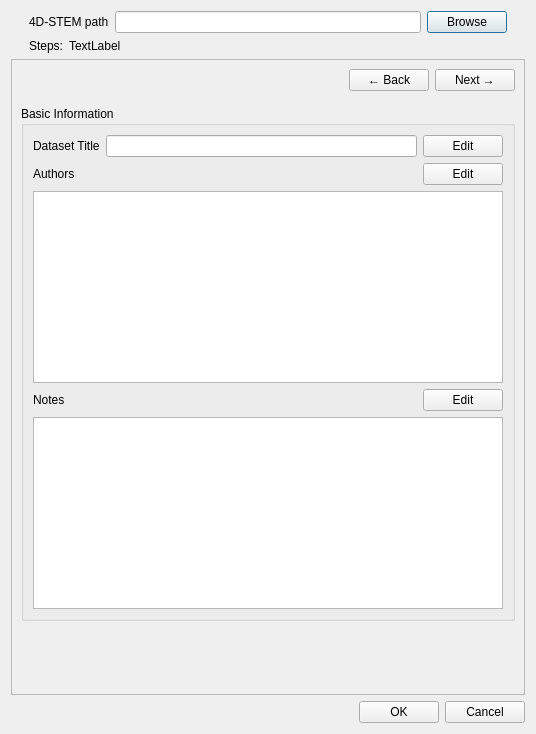
First picture: the form in FourDExplorer/ui/uiDialogEditParaFourDSTEM.ui, repository ManifoldsHu/FourDExplorer, before the edit.
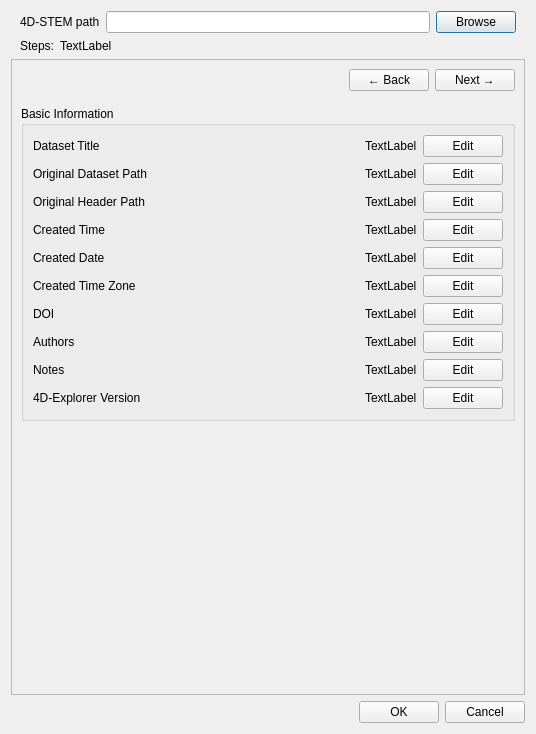
Second picture: the form after the edit. The open tabs and pages were chosen to show the change.

Commit message: implement DialogEditParaFourDSTEM

```diff
--- a/FourDExplorer/ui/uiDialogEditParaFourDSTEM.ui
+++ b/FourDExplorer/ui/uiDialogEditParaFourDSTEM.ui
@@ -17,10 +17,10 @@
    <item>
     <layout class="QHBoxLayout" name="horizontalLayout_56">
      <property name="leftMargin">
-      <number>18</number>
+      <number>9</number>
      </property>
      <property name="rightMargin">
-      <number>18</number>
+      <number>9</number>
      </property>
      <item>
       <widget class="QLabel" name="label_71">
@@ -44,10 +44,10 @@
    <item>
     <layout class="QHBoxLayout" name="horizontalLayout_3">
      <property name="leftMargin">
-      <number>18</number>
+      <number>9</number>
      </property>
      <property name="rightMargin">
-      <number>18</number>
+      <number>9</number>
      </property>
      <item>
       <widget class="QLabel" name="label">
@@ -149,10 +149,27 @@
                  </widget>
                 </item>
                 <item>
-                 <widget class="QLineEdit" name="lineEdit_dataset_title"/>
+                 <spacer name="horizontalSpacer_58">
+                  <property name="orientation">
+                   <enum>Qt::Horizontal</enum>
+                  </property>
+                  <property name="sizeHint" stdset="0">
+                   <size>
+                    <width>40</width>
+                    <height>20</height>
+                   </size>
+                  </property>
+                 </spacer>
                 </item>
                 <item>
-                 <widget class="QPushButton" name="pushButton_edit_dataset_title">
+                 <widget class="QLabel" name="label_general_title">
+                  <property name="text">
+                   <string>TextLabel</string>
+                  </property>
+                 </widget>
+                </item>
+                <item>
+                 <widget class="QPushButton" name="pushButton_edit_general_title">
                   <property name="text">
                    <string>Edit</string>
                   </property>
@@ -163,6 +180,234 @@
               <item>
                <layout class="QHBoxLayout" name="horizontalLayout_5">
                 <item>
+                 <widget class="QLabel" name="label_48">
+                  <property name="text">
+                   <string>Original Dataset Path</string>
+                  </property>
+                 </widget>
+                </item>
+                <item>
+                 <spacer name="horizontalSpacer_59">
+                  <property name="orientation">
+                   <enum>Qt::Horizontal</enum>
+                  </property>
+                  <property name="sizeHint" stdset="0">
+                   <size>
+                    <width>40</width>
+                    <height>20</height>
+                   </size>
+                  </property>
+                 </spacer>
+                </item>
+                <item>
+                 <widget class="QLabel" name="label_general_data_path">
+                  <property name="text">
+                   <string>TextLabel</string>
+                  </property>
+                 </widget>
+                </item>
+                <item>
+                 <widget class="QPushButton" name="pushButton_edit_general_data_path">
+                  <property name="text">
+                   <string>Edit</string>
+                  </property>
+                 </widget>
+                </item>
+               </layout>
+              </item>
+              <item>
+               <layout class="QHBoxLayout" name="horizontalLayout_6">
+                <item>
+                 <widget class="QLabel" name="label_49">
+                  <property name="text">
+                   <string>Original Header Path</string>
+                  </property>
+                 </widget>
+                </item>
+                <item>
+                 <spacer name="horizontalSpacer_60">
+                  <property name="orientation">
+                   <enum>Qt::Horizontal</enum>
+                  </property>
+                  <property name="sizeHint" stdset="0">
+                   <size>
+                    <width>40</width>
+                    <height>20</height>
+                   </size>
+                  </property>
+                 </spacer>
+                </item>
+                <item>
+                 <widget class="QLabel" name="label_general_header_path">
+                  <property name="text">
+                   <string>TextLabel</string>
+                  </property>
+                 </widget>
+                </item>
+                <item>
+                 <widget class="QPushButton" name="pushButton_edit_general_header_path">
+                  <property name="text">
+                   <string>Edit</string>
+                  </property>
+                 </widget>
+                </item>
+               </layout>
+              </item>
+              <item>
+               <layout class="QHBoxLayout" name="horizontalLayout_61">
+                <item>
+                 <widget class="QLabel" name="label_50">
+                  <property name="text">
+                   <string>Created Time</string>
+                  </property>
+                 </widget>
+                </item>
+                <item>
+                 <spacer name="horizontalSpacer_61">
+                  <property name="orientation">
+                   <enum>Qt::Horizontal</enum>
+                  </property>
+                  <property name="sizeHint" stdset="0">
+                   <size>
+                    <width>40</width>
+                    <height>20</height>
+                   </size>
+                  </property>
+                 </spacer>
+                </item>
+                <item>
+                 <widget class="QLabel" name="label_general_time">
+                  <property name="text">
+                   <string>TextLabel</string>
+                  </property>
+                 </widget>
+                </item>
+                <item>
+                 <widget class="QPushButton" name="pushButton_edit_general_time">
+                  <property name="text">
+                   <string>Edit</string>
+                  </property>
+                 </widget>
+                </item>
+               </layout>
+              </item>
+              <item>
+               <layout class="QHBoxLayout" name="horizontalLayout_62">
+                <item>
+                 <widget class="QLabel" name="label_51">
+                  <property name="text">
+                   <string>Created Date</string>
+                  </property>
+                 </widget>
+                </item>
+                <item>
+                 <spacer name="horizontalSpacer_62">
+                  <property name="orientation">
+                   <enum>Qt::Horizontal</enum>
+                  </property>
+                  <property name="sizeHint" stdset="0">
+                   <size>
+                    <width>40</width>
+                    <height>20</height>
+                   </size>
+                  </property>
+                 </spacer>
+                </item>
+                <item>
+                 <widget class="QLabel" name="label_general_date">
+                  <property name="text">
+                   <string>TextLabel</string>
+                  </property>
+                 </widget>
+                </item>
+                <item>
+                 <widget class="QPushButton" name="pushButton_edit_general_date">
+                  <property name="text">
+                   <string>Edit</string>
+                  </property>
+                 </widget>
+                </item>
+               </layout>
+              </item>
+              <item>
+               <layout class="QHBoxLayout" name="horizontalLayout_63">
+                <item>
+                 <widget class="QLabel" name="label_52">
+                  <property name="text">
+                   <string>Created Time Zone</string>
+                  </property>
+                 </widget>
+                </item>
+                <item>
+                 <spacer name="horizontalSpacer_63">
+                  <property name="orientation">
+                   <enum>Qt::Horizontal</enum>
+                  </property>
+                  <property name="sizeHint" stdset="0">
+                   <size>
+                    <width>40</width>
+                    <height>20</height>
+                   </size>
+                  </property>
+                 </spacer>
+                </item>
+                <item>
+                 <widget class="QLabel" name="label_general_time_zone">
+                  <property name="text">
+                   <string>TextLabel</string>
+                  </property>
+                 </widget>
+                </item>
+                <item>
+                 <widget class="QPushButton" name="pushButton_edit_general_time_zone">
+                  <property name="text">
+                   <string>Edit</string>
+                  </property>
+                 </widget>
+                </item>
+               </layout>
+              </item>
+              <item>
+               <layout class="QHBoxLayout" name="horizontalLayout_64">
+                <item>
+                 <widget class="QLabel" name="label_53">
+                  <property name="text">
+                   <string>DOI</string>
+                  </property>
+                 </widget>
+                </item>
+                <item>
+                 <spacer name="horizontalSpacer_64">
+                  <property name="orientation">
+                   <enum>Qt::Horizontal</enum>
+                  </property>
+                  <property name="sizeHint" stdset="0">
+                   <size>
+                    <width>40</width>
+                    <height>20</height>
+                   </size>
+                  </property>
+                 </spacer>
+                </item>
+                <item>
+                 <widget class="QLabel" name="label_general_doi">
+                  <property name="text">
+                   <string>TextLabel</string>
+                  </property>
+                 </widget>
+                </item>
+                <item>
+                 <widget class="QPushButton" name="pushButton_edit_general_doi">
+                  <property name="text">
+                   <string>Edit</string>
+                  </property>
+                 </widget>
+                </item>
+               </layout>
+              </item>
+              <item>
+               <layout class="QHBoxLayout" name="horizontalLayout_65">
+                <item>
                  <widget class="QLabel" name="label_3">
                   <property name="text">
                    <string>Authors</string>
@@ -183,7 +428,14 @@
                  </spacer>
                 </item>
                 <item>
-                 <widget class="QPushButton" name="pushButton_edit_authors">
+                 <widget class="QLabel" name="label_general_authors">
+                  <property name="text">
+                   <string>TextLabel</string>
+                  </property>
+                 </widget>
+                </item>
+                <item>
+                 <widget class="QPushButton" name="pushButton_edit_general_authors">
                   <property name="text">
                    <string>Edit</string>
                   </property>
@@ -192,10 +444,7 @@
                </layout>
               </item>
               <item>
-               <widget class="QPlainTextEdit" name="plainTextEdit_authors"/>
-              </item>
-              <item>
-               <layout class="QHBoxLayout" name="horizontalLayout_6">
+               <layout class="QHBoxLayout" name="horizontalLayout_66">
                 <item>
                  <widget class="QLabel" name="label_4">
                   <property name="text">
@@ -217,7 +466,14 @@
                  </spacer>
                 </item>
                 <item>
-                 <widget class="QPushButton" name="pushButton_edit_notes">
+                 <widget class="QLabel" name="label_general_notes">
+                  <property name="text">
+                   <string>TextLabel</string>
+                  </property>
+                 </widget>
+                </item>
+                <item>
+                 <widget class="QPushButton" name="pushButton_edit_general_notes">
                   <property name="text">
                    <string>Edit</string>
                   </property>
@@ -226,7 +482,42 @@
                </layout>
               </item>
               <item>
-               <widget class="QPlainTextEdit" name="plainTextEdit_notes"/>
+               <layout class="QHBoxLayout" name="horizontalLayout_67">
+                <item>
+                 <widget class="QLabel" name="label_55">
+                  <property name="text">
+                   <string>4D-Explorer Version</string>
+                  </property>
+                 </widget>
+                </item>
+                <item>
+                 <spacer name="horizontalSpacer_65">
+                  <property name="orientation">
+                   <enum>Qt::Horizontal</enum>
+                  </property>
+                  <property name="sizeHint" stdset="0">
+                   <size>
+                    <width>40</width>
+                    <height>20</height>
+                   </size>
+                  </property>
+                 </spacer>
+                </item>
+                <item>
+                 <widget class="QLabel" name="label_general_fourd_explorer_version">
+                  <property name="text">
+                   <string>TextLabel</string>
+                  </property>
+                 </widget>
+                </item>
+                <item>
+                 <widget class="QPushButton" name="pushButton_edit_general_fourd_explorer_version">
+                  <property name="text">
+                   <string>Edit</string>
+                  </property>
+                 </widget>
+                </item>
+               </layout>
               </item>
              </layout>
             </widget>
```
Left out of the diff: 29 changed lines with no effect on the pictures. The commit also changes 17 other files.
